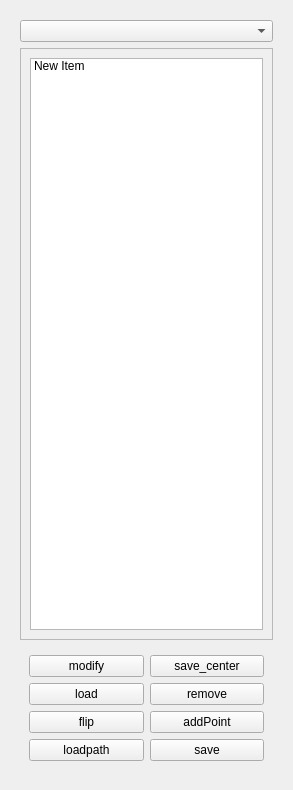
The window that pathplanner.ui (oliversssf2/ui_app) describes before a commit, drawn with Qt 5.
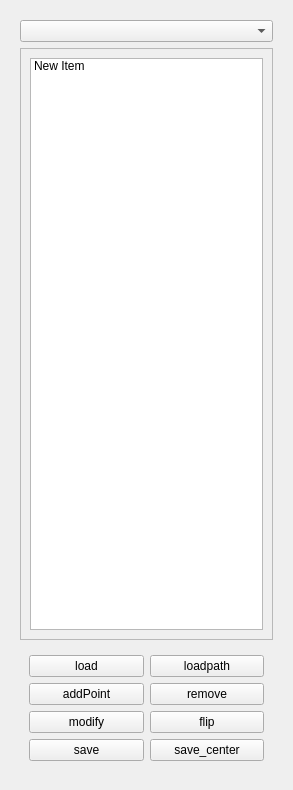
The same window after the commit.

What changed in the file:
```diff
--- a/pathplanner.ui
+++ b/pathplanner.ui
@@ -153,13 +153,6 @@
           <enum>QLayout::SetMaximumSize</enum>
          </property>
          <item row="2" column="0">
-          <widget class="QPushButton" name="flipButton">
-           <property name="text">
-            <string>flip</string>
-           </property>
-          </widget>
-         </item>
-         <item row="1" column="0">
           <widget class="QPushButton" name="pushButton_2">
            <property name="maximumSize">
             <size>
@@ -172,14 +165,14 @@
            </property>
           </widget>
          </item>
-         <item row="3" column="0">
-          <widget class="QPushButton" name="pushButton_3">
+         <item row="6" column="0">
+          <widget class="QPushButton" name="pushButton_4">
            <property name="text">
-            <string>loadpath</string>
+            <string>save</string>
            </property>
           </widget>
          </item>
-         <item row="1" column="1">
+         <item row="3" column="1">
           <widget class="QPushButton" name="pushButton">
            <property name="sizePolicy">
             <sizepolicy hsizetype="Preferred" vsizetype="Fixed">
@@ -199,33 +192,40 @@
           </widget>
          </item>
          <item row="2" column="1">
+          <widget class="QPushButton" name="pushButton_3">
+           <property name="text">
+            <string>loadpath</string>
+           </property>
+          </widget>
+         </item>
+         <item row="6" column="1">
+          <widget class="QPushButton" name="pushButton_5">
+           <property name="text">
+            <string>save_center</string>
+           </property>
+          </widget>
+         </item>
+         <item row="3" column="0">
           <widget class="QPushButton" name="addPointButton">
            <property name="text">
             <string>addPoint</string>
            </property>
           </widget>
          </item>
-         <item row="3" column="1">
-          <widget class="QPushButton" name="pushButton_4">
+         <item row="4" column="1">
+          <widget class="QPushButton" name="flipButton">
            <property name="text">
-            <string>save</string>
+            <string>flip</string>
            </property>
           </widget>
          </item>
-         <item row="0" column="0">
+         <item row="4" column="0">
           <widget class="QPushButton" name="setSaftyDist">
            <property name="text">
             <string>modify</string>
            </property>
           </widget>
          </item>
-         <item row="0" column="1">
-          <widget class="QPushButton" name="pushButton_5">
-           <property name="text">
-            <string>save_center</string>
-           </property>
-          </widget>
-         </item>
         </layout>
        </widget>
       </item>
```
